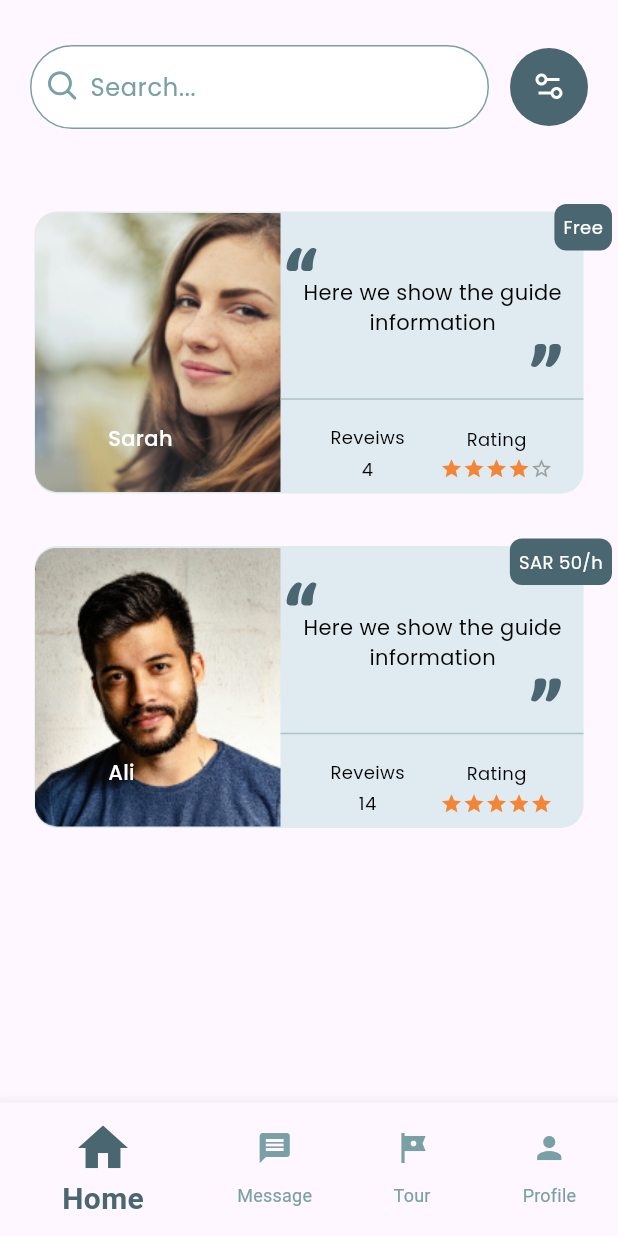
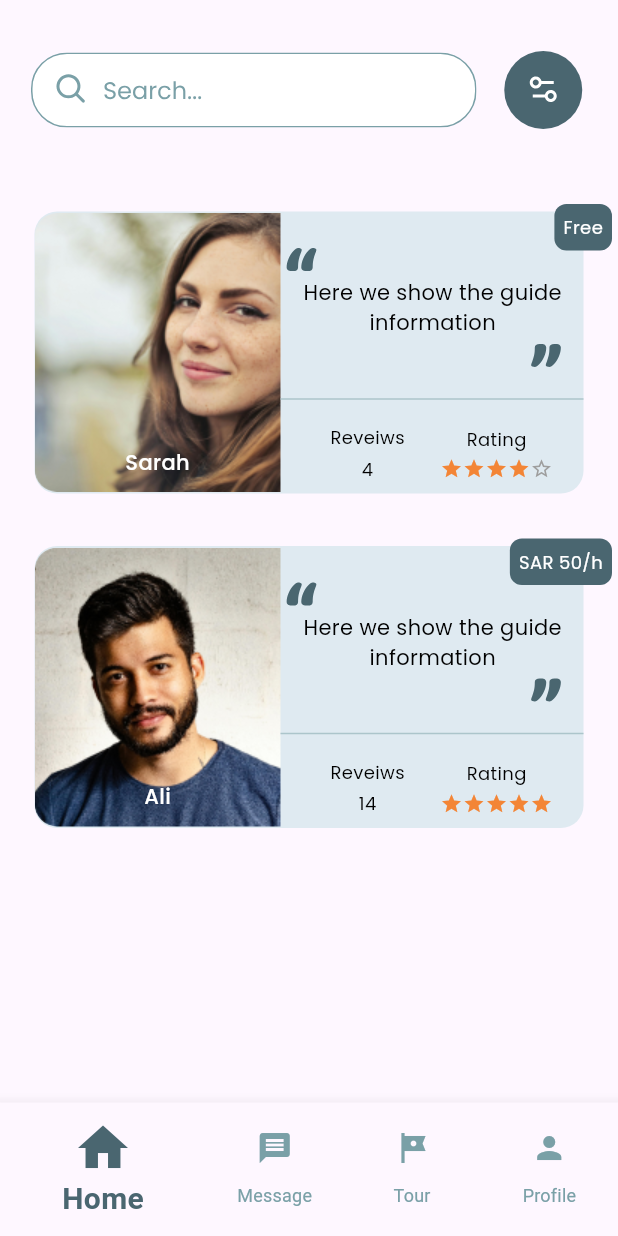
Before and after one commit to ftoome545/TravelMate-project, a Flutter app: the screen it shows after launch, on a phone screen of 412 x 824 dp. Run offline on Flutter 3.47's test engine with Material 3 defaults, Android fonts, the phone set to English and light mode, and no system bars; drawn by our look-alikes of flutter_rating; our stand-ins replace flutter_svg.

Commit message:
Finish the UI of the searchDelegate page

```diff
--- a/lib/utils/app_images.dart
+++ b/lib/utils/app_images.dart
@@ -13,6 +13,10 @@ class Assets {
   /// Assets for imagesBackIcon
   /// assets/images/back_icon.svg
   static const String imagesBackIcon = "assets/images/back_icon.svg";
+
+  /// Assets for imagesBackIconLightColor
+  /// assets/images/back_icon_lightColor.svg
+  static const String imagesBackIconLightColor = "assets/images/back_icon_lightColor.svg";
 
   /// Assets for imagesBrowseGuidesImage
   /// assets/images/browse_guides_image.svg
@@ -77,6 +81,10 @@ class Assets {
   /// Assets for imagesHomeIcon
   /// assets/images/home_icon.svg
   static const String imagesHomeIcon = "assets/images/home_icon.svg";
+
+  /// Assets for imagesHomeScreenSearchImage
+  /// assets/images/home_screen_search_image.svg
+  static const String imagesHomeScreenSearchImage = "assets/images/home_screen_search_image.svg";
 
   /// Assets for imagesMailIcon
   /// assets/images/mail_icon.svg
@@ -178,6 +186,10 @@ class Assets {
   /// assets/images/trip_send_icon.svg
   static const String imagesTripSendIcon = "assets/images/trip_send_icon.svg";
 
+  /// Assets for imagesWhiteSearchIcon
+  /// assets/images/white_search_icon.svg
+  static const String imagesWhiteSearchIcon = "assets/images/white_search_icon.svg";
+
   /// Assets for imagesXIcon
   /// assets/images/x_icon.svg
   static const String imagesXIcon = "assets/images/x_icon.svg";
--- /dev/null
+++ b/lib/widgets/custom_search_delegate.dart
@@ -0,0 +1,134 @@
+import 'package:flutter/material.dart';
+import 'package:flutter_svg/svg.dart';
+import 'package:travel_mate/utils/app_images.dart';
+import 'package:travel_mate/utils/app_styles.dart';
+
+class CustomSearchDelegate extends SearchDelegate {
+  @override
+  ThemeData appBarTheme(BuildContext context) {
+    return Theme.of(context).copyWith(
+        inputDecorationTheme: const InputDecorationTheme(
+            hintStyle: AppStyles.styleRegular16, border: InputBorder.none));
+  }
+
+  List<String> citiesName = [
+    "Riyadh",
+    "Jeddah",
+    "Mecca",
+    "Medina",
+    "Dammam",
+    "Khobar",
+    "Tabuk",
+    "Abha",
+    "Taif",
+    "Hail",
+    "Al Jubail",
+    "Al Ahsa",
+    "Yanbu",
+    "Qassim",
+    "Najran",
+    "Jazan",
+    "Al Kharj",
+    "Al Baha",
+    "Sakaka",
+    "Arar"
+  ];
+
+  final recentCities = [
+    "Riyadh",
+    "Jeddah",
+    "Mecca",
+    "Medina",
+  ];
+
+  @override
+  List<Widget>? buildActions(BuildContext context) {
+    return [
+      IconButton(
+          onPressed: () {
+            query = "";
+          },
+          icon: SvgPicture.asset(Assets.imagesCloseIcon)),
+    ];
+  }
+
+  @override
+  Widget? buildLeading(BuildContext context) {
+    return IconButton(
+        onPressed: () {
+          close(context, '');
+        },
+        icon: SvgPicture.asset(Assets.imagesBackIconLightColor));
+  }
+
+  @override
+  Widget buildResults(BuildContext context) {
+    return Center(
+      child: SizedBox(
+        height: 300,
+        width: 300,
+        child: Card(
+          color: const Color(0xff7AA0A7),
+          child: Center(
+              child: Text(
+            query,
+            style: const TextStyle(fontSize: 25),
+          )),
+        ),
+      ),
+    );
+  }
+
+  @override
+  Widget buildSuggestions(BuildContext context) {
+    final suggestionList = query.isEmpty
+        ? recentCities
+        : citiesName
+            .where((item) => item.toLowerCase().startsWith(query.toLowerCase()))
+            .toList();
+    return Container(
+      color: const Color(0xffDFEAF1),
+      child: ListView.builder(
+          itemCount: suggestionList.length,
+          itemBuilder: (context, index) {
+            return Padding(
+              padding: const EdgeInsets.only(top: 18),
+              child: GestureDetector(
+                onTap: () {
+                  showResults(context);
+                },
+                child: Column(
+                  crossAxisAlignment: CrossAxisAlignment.start,
+                  children: [
+                    Padding(
+                      padding: const EdgeInsets.only(left: 16),
+                      child: RichText(
+                        text: TextSpan(
+                          text:
+                              suggestionList[index].substring(0, query.length),
+                          style: AppStyles.styleBold16.copyWith(
+                            color: Colors.black,
+                          ),
+                          children: [
+                            TextSpan(
+                              text:
+                                  suggestionList[index].substring(query.length),
+                              style: AppStyles.styleRegular16
+                                  .copyWith(color: const Color(0xff7D848D)),
+                            ),
+                          ],
+                        ),
+                      ),
+                    ),
+                    const Divider(
+                      color: Color(0xff7AA0A7),
+                      height: 18,
+                    ),
+                  ],
+                ),
+              ),
+            );
+          }),
+    );
+  }
+}
--- a/lib/widgets/guide_image_and_name.dart
+++ b/lib/widgets/guide_image_and_name.dart
@@ -1,5 +1,4 @@
 import 'package:flutter/material.dart';
-// import 'package:travel_mate/utils/app_images.dart';
 import 'package:travel_mate/utils/app_styles.dart';
 
 class GuideImageAndName extends StatelessWidget {
@@ -14,6 +13,7 @@ class GuideImageAndName extends StatelessWidget {
   @override
   Widget build(BuildContext context) {
     return Stack(
+      alignment: Alignment.bottomCenter,
       children: [
         ClipRRect(
           borderRadius: const BorderRadius.only(
@@ -23,10 +23,8 @@ class GuideImageAndName extends StatelessWidget {
           child: Image.asset(image),
         ),
         Padding(
-          padding:
-              const EdgeInsets.only(top: 140, bottom: 7, left: 49, right: 49),
+          padding: const EdgeInsets.only(bottom: 10),
           child: Text(
-            textAlign: TextAlign.center,
             name,
             style: AppStyles.styleMedium14
                 .copyWith(color: const Color(0xffFFFFFF)),
--- a/lib/widgets/home_screen.dart
+++ b/lib/widgets/home_screen.dart
@@ -1,7 +1,9 @@
 import 'package:flutter/material.dart';
+import 'package:flutter_svg/svg.dart';
+import 'package:travel_mate/utils/app_images.dart';
+import 'package:travel_mate/widgets/custom_search_delegate.dart';
 import 'package:travel_mate/widgets/filter_icon.dart';
 import 'package:travel_mate/widgets/guide_box_list_view.dart';
-import 'package:travel_mate/widgets/home_search_bar.dart';
 
 class HomeScreen extends StatelessWidget {
   const HomeScreen({super.key});
@@ -10,19 +12,28 @@ class HomeScreen extends StatelessWidget {
   Widget build(BuildContext context) {
     return Scaffold(
         appBar: AppBar(
-          bottom: const PreferredSize(
-            preferredSize: Size.fromHeight(50.0),
+          bottom: PreferredSize(
+            preferredSize: const Size.fromHeight(50.0),
             child: Padding(
-              padding: EdgeInsets.symmetric(horizontal: 20, vertical: 20),
+              padding: const EdgeInsets.symmetric(horizontal: 20, vertical: 20),
               child: Row(
                 children: [
                   Expanded(
-                    child: HomeSearchBar(),
-                  ),
-                  SizedBox(
+                      flex: 5,
+                      child: GestureDetector(
+                          onTap: () {
+                            showSearch(
+                                context: context,
+                                delegate: CustomSearchDelegate());
+                          },
+                          child: SvgPicture.asset(
+                              Assets.imagesHomeScreenSearchImage))),
+                  const SizedBox(
                     width: 14,
                   ),
-                  FilterIcon(),
+                  const Expanded(
+                    child: FilterIcon(),
+                  )
                 ],
               ),
             ),
```
Also changed, not shown: assets/images/back_icon_lightColor.svg (added), assets/images/home_screen_search_image.svg (added), assets/images/white_search_icon.svg (added).
